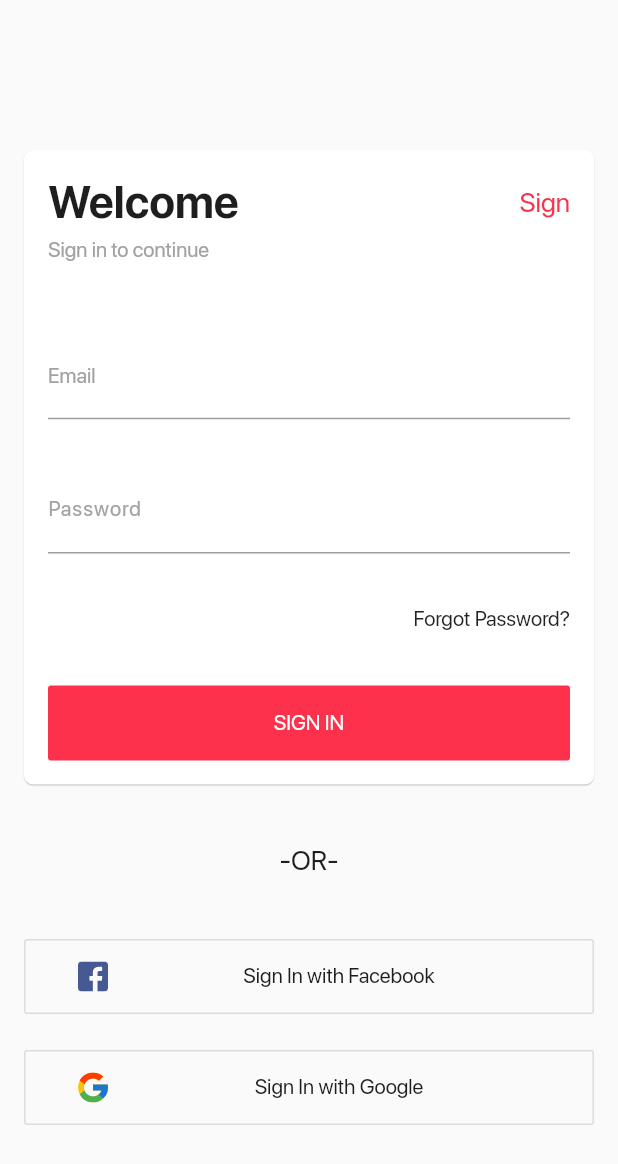
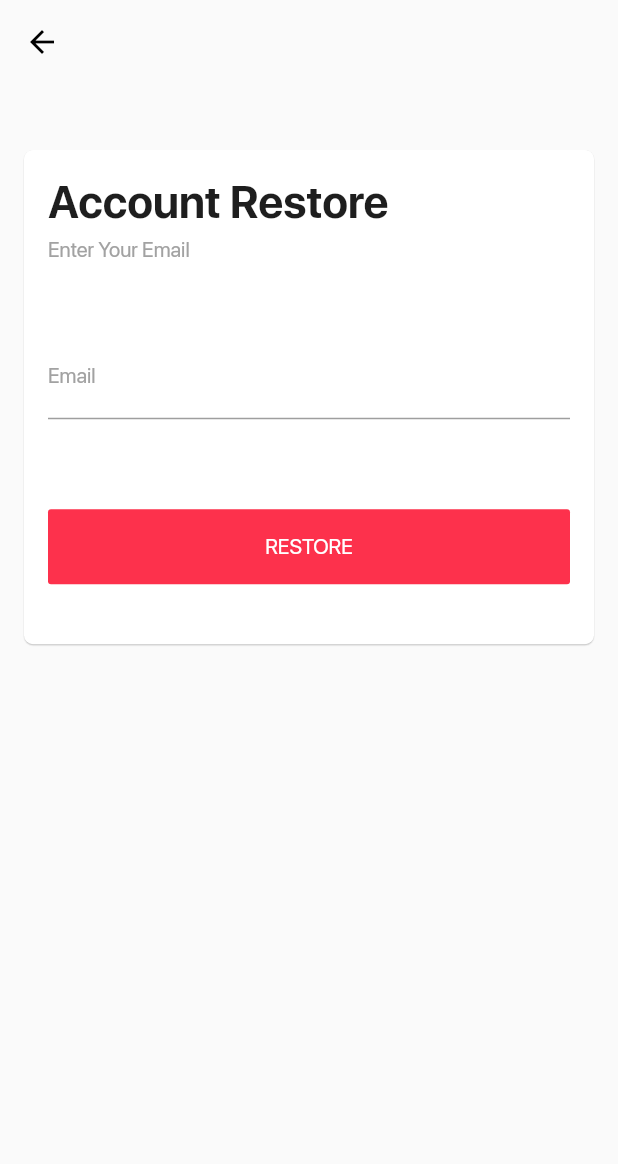
Before and after one commit to bashar963/e_commerce_alwalla, a Flutter app: the screen it shows after launch, after a tap on "Forgot Password?", on a phone screen of 412 x 824 dp. Shown: the top 1164 px of the screen. Run offline on Flutter 3.47's test engine with Material 2 defaults, Android fonts, the phone set to English and light mode, and no system bars; our stand-ins replace auto_size_text, chopper, flutter_svg, flutter_xlider, font_awesome_flutter, get and 2 more; missing offline and left inert: slide_item; accounts and stored records are empty; generated files the repository leaves out were written again; project files that could hold a hidden picture were left out.

Commit message:
move to getx, add login_controller.dart system

```diff
--- a/lib/data/main_api/main_api.dart
+++ b/lib/data/main_api/main_api.dart
@@ -22,4 +22,10 @@ abstract class MainApi extends ChopperService {
 
   @Get(path: '/customers/me')
   Future<Response> getUserData(@Header('Authorization') String token);
+
+  @Get(path: '/customers/isEmailAvailable')
+  Future<Response> isEmailAvailable(@Field('customerEmail') String email);
+
+  @Put(path: '/customers/password')
+  Future<Response> sendPasswordRestore(@Body() Map<String, dynamic> body);
 }
--- a/lib/l10n/intl_ar.arb
+++ b/lib/l10n/intl_ar.arb
@@ -19,5 +19,14 @@
   "see_all": "اظهار الكل",
   "featured_brands": "ماركات مميزة",
   "recommended": "موصى به",
-  "products": "{count} منتجات"
+  "products": "{count} منتجات",
+  "sign_up_page": "تسجيل حساب جديد",
+  "account_created": "تم انشاء الحساب بنجاح،\nيمكنك الآن تسجيل الدخول.",
+  "password_reset_sent": "تم إرسال رابط إعادة تعيين كلمة المرور إلى عنوان بريدك الإلكتروني",
+  "account_restore": "استعادة الحساب",
+  "enter_your_email": "أدخل بريدك الإلكتروني",
+  "restore": "استعادة",
+  "required_field": "هذا الحقل مطلوب",
+  "full_name_required": "الرجاء إضافة الاسم الكامل",
+  "password_requirements": "ثمانية أحرف على الأقل ، حرف واحد على الأقل ورقم واحد وحرف خاص واحد"
 }
--- a/lib/l10n/intl_en.arb
+++ b/lib/l10n/intl_en.arb
@@ -20,5 +20,14 @@
   "see_all": "See All",
   "featured_brands": "Featured Brands",
   "recommended": "Recommended",
-  "products": "{count} Products"
+  "products": "{count} Products",
+  "sign_up_page": "Sign Up",
+  "account_created": "The account was created successfully,\nyou can now log in.",
+  "password_reset_sent": "Password reset link has been sent to your email address",
+  "account_restore": "Account Restore",
+  "enter_your_email": "Enter Your Email",
+  "restore": "RESTORE",
+  "required_field": "Required Field",
+  "full_name_required": "Please Add Full Name",
+  "password_requirements": "Minimum eight characters, at least one letter, one number and one special character"
 }
--- a/lib/main.dart
+++ b/lib/main.dart
@@ -52,7 +52,7 @@ class _MyAppState extends State<MyApp> {
               S.delegate
             ],
             supportedLocales: AppLocalizationDelegate().supportedLocales,
-            locale: value.getAppLanguage(),
+            locale: Get.deviceLocale,
             debugShowCheckedModeBanner: false,
             theme: appTheme,
             home: SplashScreen(),
--- a/lib/model/app_language.dart
+++ b/lib/model/app_language.dart
@@ -2,14 +2,14 @@ import 'package:e_commerce_alwalla/data/app_preference.dart';
 import 'package:flutter/material.dart';
 
 class AppLanguage extends ChangeNotifier {
-  String _appLanguage = AppPreference.appLanguage;
+  Locale _appLanguage = Locale(AppPreference.appLanguage);
 
   void setAppLanguage(String lang) {
-    _appLanguage = lang;
+    _appLanguage = Locale(lang);
     notifyListeners();
   }
 
   Locale getAppLanguage() {
-    return Locale(_appLanguage);
+    return _appLanguage;
   }
 }
--- a/lib/screen/login/login_screen.dart
+++ b/lib/screen/login/login_screen.dart
@@ -1,12 +1,16 @@
 import 'package:e_commerce_alwalla/controller/login_controller.dart';
 import 'package:e_commerce_alwalla/data/app_preference.dart';
 import 'package:e_commerce_alwalla/generated/l10n.dart';
+import 'package:e_commerce_alwalla/model/app_language.dart';
+import 'package:e_commerce_alwalla/screen/password_restore/email_screen.dart';
 import 'package:e_commerce_alwalla/screen/sign_up/sign_up_screen.dart';
 import 'package:e_commerce_alwalla/theme/app_theme.dart';
 import 'package:e_commerce_alwalla/utils/common.dart';
 import 'package:flutter/material.dart';
 import 'package:flutter_svg/flutter_svg.dart';
+import 'package:font_awesome_flutter/font_awesome_flutter.dart';
 import 'package:get/get.dart';
+import 'package:provider/provider.dart';
 
 class LoginScreen extends StatefulWidget {
   @override
@@ -25,6 +29,27 @@ class _LoginScreenState extends State<LoginScreen> {
       appBar: AppBar(
         elevation: 0,
         brightness: Brightness.light,
+        actions: [
+          IconButton(
+              icon: FaIcon(
+                FontAwesomeIcons.language,
+                color: Theme.of(context).accentColor,
+                size: 16,
+              ),
+              onPressed: () {
+                if (AppPreference.appLanguage == 'en') {
+                  Provider.of<AppLanguage>(context, listen: false)
+                      .setAppLanguage('ar');
+                  AppPreference.appLanguage = 'ar';
+                  Get.locale = Locale('ar');
+                } else {
+                  Provider.of<AppLanguage>(context, listen: false)
+                      .setAppLanguage('en');
+                  AppPreference.appLanguage = 'en';
+                  Get.locale = Locale('en');
+                }
+              })
+        ],
       ),
       body: Stack(
         children: [
@@ -169,7 +194,9 @@ class _LoginScreenState extends State<LoginScreen> {
                           ? Alignment.centerRight
                           : Alignment.centerLeft,
                       child: FlatButton(
-                          onPressed: () {},
+                          onPressed: () {
+                            Get.to(AddEmailScreen());
+                          },
                           padding: EdgeInsets.only(left: 8),
                           child: Text(S.of(context).forgot_password)),
                     ),
@@ -272,13 +299,13 @@ class _LoginScreenState extends State<LoginScreen> {
   void login() {
     if (!_emailController.text.isEmail) {
       setState(() {
-        _emailError = 'Required Field';
+        _emailError = S.of(context).required_field;
       });
       return;
     }
     if (_passwordController.text.isEmpty) {
       setState(() {
-        _passwordError = "هذا الحقل مطلوب";
+        _passwordError = S.of(context).required_field;
       });
       return;
     }
@@ -286,8 +313,7 @@ class _LoginScreenState extends State<LoginScreen> {
             r"^(?=.*[A-Za-z])(?=.*\d)(?=.*[@$!%*#?&])[A-Za-z\d@$!%*#?&]{8,}$")
         .hasMatch(_passwordController.text)) {
       setState(() {
-        _passwordError =
-            "Minimum eight characters, at least one letter, one number and one special character";
+        _passwordError = S.of(context).password_requirements;
       });
       return;
     }
--- /dev/null
+++ b/lib/screen/password_restore/email_screen.dart
@@ -0,0 +1,140 @@
+import 'package:e_commerce_alwalla/controller/login_controller.dart';
+import 'package:e_commerce_alwalla/generated/l10n.dart';
+import 'package:e_commerce_alwalla/theme/app_theme.dart';
+import 'package:e_commerce_alwalla/utils/common.dart';
+import 'package:flutter/material.dart';
+import 'package:get/get.dart';
+
+class AddEmailScreen extends StatefulWidget {
+  @override
+  _AddEmailScreenState createState() => _AddEmailScreenState();
+}
+
+class _AddEmailScreenState extends State<AddEmailScreen> {
+  final LoginController _loginController = Get.find();
+  String _emailError;
+  final TextEditingController _emailController = TextEditingController();
+  @override
+  Widget build(BuildContext context) {
+    return Scaffold(
+      appBar: AppBar(
+        elevation: 0,
+      ),
+      body: Stack(
+        children: [
+          GestureDetector(
+              onTap: () {
+                hideKeyboard(context);
+              },
+              child: body(context)),
+          Obx(() {
+            return _loginController.loading.value
+                ? Center(child: RefreshProgressIndicator())
+                : SizedBox();
+          })
+        ],
+      ),
+    );
+  }
+
+  Widget body(BuildContext context) {
+    return SafeArea(
+      child: SingleChildScrollView(
+        physics: BouncingScrollPhysics(),
+        child: Column(
+          crossAxisAlignment: CrossAxisAlignment.stretch,
+          mainAxisAlignment: MainAxisAlignment.center,
+          children: [
+            const SizedBox(
+              height: 32,
+            ),
+            Card(
+              margin: EdgeInsets.symmetric(vertical: 12, horizontal: 16),
+              color: whiteColor,
+              elevation: 0.4,
+              shape: RoundedRectangleBorder(
+                  borderRadius: BorderRadius.circular(6)),
+              child: Container(
+                padding: EdgeInsets.all(16),
+                child: Column(
+                  crossAxisAlignment: CrossAxisAlignment.stretch,
+                  children: [
+                    Text(
+                      S.of(context).account_restore,
+                      style: mainTextStyle.copyWith(fontSize: 30),
+                    ),
+                    const SizedBox(
+                      height: 6,
+                    ),
+                    Text(
+                      S.of(context).enter_your_email,
+                      style: subTextStyle,
+                    ),
+                    const SizedBox(
+                      height: 48,
+                    ),
+                    TextFormField(
+                      controller: _emailController,
+                      keyboardType: TextInputType.emailAddress,
+                      cursorWidth: 1,
+                      textAlign: TextAlign.start,
+                      textDirection: TextDirection.ltr,
+                      autofocus: false,
+                      onChanged: (s) {
+                        setState(() {
+                          _emailError = null;
+                        });
+                      },
+                      style: TextStyle(
+                          color: blackColor,
+                          fontWeight: FontWeight.w800,
+                          fontSize: 15),
+                      decoration: InputDecoration(
+                        labelText: S.of(context).email,
+                        errorText: _emailError,
+                        labelStyle: subTextStyle,
+                        focusedBorder: UnderlineInputBorder(
+                            borderSide: BorderSide(color: colorAccent)),
+                        border: UnderlineInputBorder(
+                            borderSide: BorderSide(color: lightGrey)),
+                      ),
+                    ),
+                    const SizedBox(
+                      height: 60,
+                    ),
+                    Container(
+                      height: 50,
+                      child: RaisedButton(
+                        elevation: 0,
+                        onPressed: verifyEmail,
+                        color: redColor,
+                        child: Text(
+                          S.of(context).restore,
+                          style: subTextStyle.copyWith(
+                              color: whiteColor, fontWeight: FontWeight.w400),
+                        ),
+                      ),
+                    ),
+                    const SizedBox(
+                      height: 24,
+                    ),
+                  ],
+                ),
+              ),
+            ),
+          ],
+        ),
+      ),
+    );
+  }
+
+  void verifyEmail() {
+    if (!_emailController.text.isEmail) {
+      setState(() {
+        _emailError = S.of(context).required_field;
+      });
+      return;
+    }
+    _loginController.verifyEmail(_emailController.text);
+  }
+}
```
Also changed, not shown: lib/controller/login_controller.dart (+23 -2 lines), lib/screen/home/home_tab/home_tab_screen.dart (+21 -3 lines), lib/screen/sign_up/sign_up_screen.dart (+8 -9 lines), assets/icons/camera_image.svg (added), assets/icons/mymall.svg (added), lib/data/main_api/main_api.chopper.dart, lib/generated/intl/messages_ar.dart, lib/generated/intl/messages_en.dart, lib/generated/l10n.dart.
